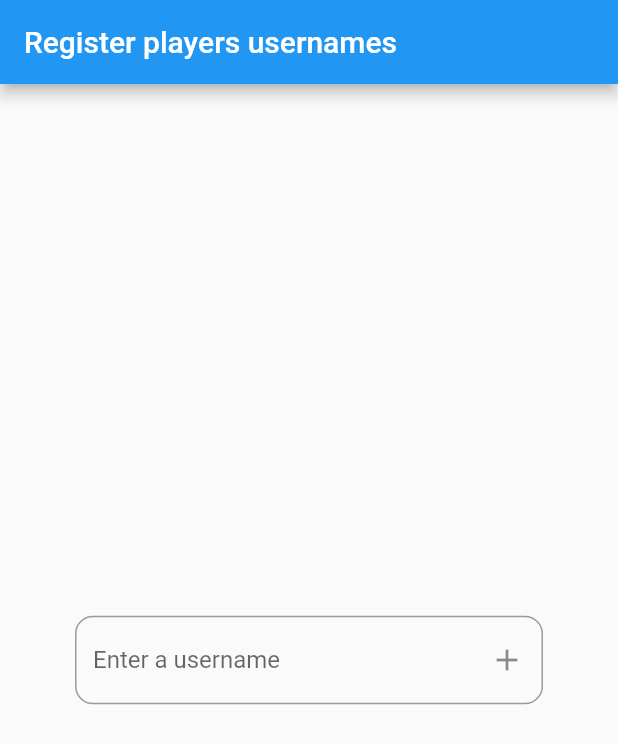
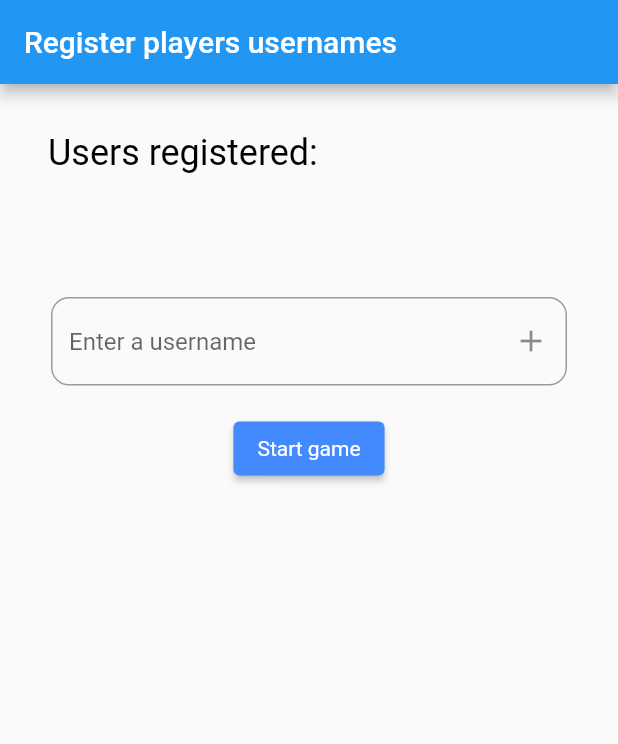
Before and after one commit to EngMahmoudMagdy/dart_score_sheet, a Flutter app: the screen it shows after launch, on a phone screen of 412 x 824 dp. Shown: the top 744 px of the screen. Run offline on Flutter 3.47's test engine with Material 2 defaults, Android fonts, the phone set to English and light mode, and no system bars; our stand-ins replace bloc, flutter_bloc.

Commit message:
scoreBoard.dart added

```diff
--- a/lib/cubit/player_state.dart
+++ b/lib/cubit/player_state.dart
@@ -6,9 +6,13 @@ abstract class PlayerState {}
 class PlayerInitial extends PlayerState {}
 class PlayerLoading extends PlayerState {}
 
-class PlayerSuccess extends PlayerState {
-  final List<Player> players;
-  PlayerSuccess(this.players);
+class PlayerAddedSuccess extends PlayerState {
+  final Player player;
+  PlayerAddedSuccess(this.player);
+}
+class PlayerRemovedSuccess extends PlayerState {
+  final Player player;
+  PlayerRemovedSuccess(this.player);
 }
 
 class PlayerError extends PlayerState {
--- a/lib/data/repos/playerRepo.dart
+++ b/lib/data/repos/playerRepo.dart
@@ -2,7 +2,9 @@ import 'package:dart_scoresheet/data/player.dart';
 
 abstract class PlayerRepo {
   /// Throws [UserNameFoundException],[PlayerNotFoundException].
-  List<Player> registerPlayer(String username);
+  Player registerPlayer(String username);
+
+  Player removePlayer(String username);
 
   Player fetchPlayer(String username);
 }
@@ -10,15 +12,19 @@ abstract class PlayerRepo {
 class PlayerRepoImpl implements PlayerRepo {
   List<Player> storedPlayerList = [];
 
+  static const _maxPlayers = 4;
+
   @override
-  List<Player> registerPlayer(String username) {
+  Player registerPlayer(String username) {
+    if (storedPlayerList.length == _maxPlayers) throw ReachedLimitException();
     for (final p in storedPlayerList) {
       if (p.username == username) {
         throw UserNameFoundException();
       }
     }
-    storedPlayerList.add(Player(username: username));
-    return storedPlayerList;
+    final p = Player(username: username);
+    storedPlayerList.add(p);
+    return p;
   }
 
   @override
@@ -30,7 +36,23 @@ class PlayerRepoImpl implements PlayerRepo {
     }
     throw PlayerNotFoundException();
   }
+
+  @override
+  Player removePlayer(String username) {
+    Player? removedPlayer;
+    for (final p in storedPlayerList) {
+      if (p.username == username) {
+        removedPlayer = p;
+        break;
+      }
+    }
+    if (removedPlayer == null) throw PlayerNotFoundException();
+    storedPlayerList.remove(removedPlayer);
+    return removedPlayer;
+  }
 }
+
+class ReachedLimitException implements Exception {}
 
 class UserNameFoundException implements Exception {}
 
--- a/lib/pages/registerPlayersPage.dart
+++ b/lib/pages/registerPlayersPage.dart
@@ -1,5 +1,6 @@
 import 'package:dart_scoresheet/cubit/player_cubit.dart';
 import 'package:dart_scoresheet/data/player.dart';
+import 'package:dart_scoresheet/pages/scoreBoard.dart';
 import 'package:flutter/material.dart';
 import 'package:flutter_bloc/flutter_bloc.dart';
 
@@ -11,57 +12,21 @@ class RegisterPlayersPage extends StatefulWidget {
 }
 
 class _RegisterPlayersPageState extends State<RegisterPlayersPage> {
+  final List<Player> _players = [];
+
   @override
   Widget build(BuildContext context) {
     return Scaffold(
         appBar: AppBar(
           title: const Text("Register players usernames"),
         ),
-      body: Container(
-        padding: const EdgeInsets.symmetric(vertical: 16),
-        alignment: Alignment.center,
-        child: BlocConsumer<PlayerCubit, PlayerState>(
-          listener: (context, state) {
-            if (state is PlayerError) {
-              ScaffoldMessenger.of(context)
-                  .showSnackBar(SnackBar(content: Text(state.error)));
-            }
-          },
-          builder: (context, state) {
-            if (state is PlayerInitial) {
-              return buildInitialInput();
-            } else if (state is PlayerLoading) {
-              return buildLoading();
-            } else if (state is PlayerSuccess) {
-              return buildRowWithData(state.players);
-            } else {
-              return buildInitialInput();
-            }
-          },
-        ),
-      ),
-    );
-  }
-
-  Widget buildLoading() {
-    return const Center(
-      child: CircularProgressIndicator(),
-    );
-  }
-
-  Widget buildInitialInput() {
-    return Center(
-      child: CityInputField(),
-    );
-  }
-
-  Widget buildRowWithData(List<Player> players) {
-    return Column(
-      children: [
+        body: SingleChildScrollView(
+          child: Column(children: [
             const Align(
                 alignment: Alignment.centerLeft,
                 child: Padding(
-              padding: EdgeInsets.only(left: 32.0, right: 32.0),
+                  padding:
+                      EdgeInsets.symmetric(vertical: 32.0, horizontal: 32.0),
                   child: Text(
                     "Users registered:",
                     style: TextStyle(fontSize: 24, color: Colors.black),
@@ -71,52 +36,129 @@ class _RegisterPlayersPageState extends State<RegisterPlayersPage> {
             const SizedBox(
               height: 32.0,
             ),
-        Align(
+            BlocConsumer<PlayerCubit, PlayerState>(
+              listener: (context, state) {
+                if (state is PlayerError) {
+                  showSnackBar(state.error, isError: true);
+                } else if (state is PlayerRemovedSuccess) {
+                  _players.remove(state.player);
+                  showSnackBar("Player removed successfully");
+                } else if (state is PlayerAddedSuccess) {
+                  _players.add(state.player);
+                  showSnackBar("Player Added successfully");
+                }
+              },
+              builder: (context, state) {
+                if (state is PlayerLoading) {
+                  return buildLoading();
+                } else {
+                  return buildRowWithData();
+                }
+              },
+            ),
+            const SizedBox(
+              height: 18,
+            ),
+            CityInputField(),
+            const SizedBox(
+              height: 18,
+            ),
+            buildStartButton()
+          ]),
+        ));
+  }
+
+  Widget buildLoading() {
+    return const Center(
+      child: CircularProgressIndicator(),
+    );
+  }
+
+  Widget buildRowWithData() {
+    return Align(
       alignment: Alignment.centerLeft,
       child: Column(
-            children: players
+        children: _players
             .map(
-                  (e) => Padding(
+              (p) => Padding(
                 padding: const EdgeInsets.only(left: 32.0, right: 32.0),
-                    child: SizedBox(
-                      width: MediaQuery.of(context).size.width,
-                      child: Column(
-                        crossAxisAlignment: CrossAxisAlignment.start,
+                child: Row(
                   children: [
-                          Text(
-                            '*  ${e.username}',
-                            style: const TextStyle(
-                                fontSize: 24, color: Colors.black),
+                    Expanded(
+                      flex: 6,
+                      child: Text(
+                        '*  ${p.username}',
+                        style:
+                            const TextStyle(fontSize: 24, color: Colors.black),
                         textAlign: TextAlign.start,
+                      ),
                     ),
                     const SizedBox(
                       height: 8.0,
                     ),
+                    Expanded(
+                      flex: 1,
+                      child: IconButton(
+                          onPressed: () => context
+                              .read<PlayerCubit>()
+                              .removePlayer(p.username),
+                          icon: const Icon(Icons.close)),
+                    )
                   ],
-                      ),
                 ),
               ),
             )
             .toList(),
       ),
-        ),
-        const SizedBox(
-          height: 18,
-        ),
-        CityInputField(),
-      ],
     );
+  }
+
+  @override
+  void initState() {
+    super.initState();
+    scaffoldState = ScaffoldMessenger.of(context);
+  }
+
+  late ScaffoldMessengerState scaffoldState;
+
+  void showSnackBar(String s, {isError = false}) {
+    scaffoldState.removeCurrentSnackBar();
+    scaffoldState.showSnackBar(SnackBar(
+        backgroundColor: isError ? const Color(0xffad0000) : Colors.black,
+        content: Text(
+          s,
+          style: TextStyle(color: isError ? Colors.amberAccent : Colors.white),
+        )));
+  }
+
+  Widget buildStartButton() {
+    return ElevatedButton(
+      style: ButtonStyle(
+          textStyle:
+              MaterialStateProperty.all(const TextStyle(color: Colors.white)),
+          backgroundColor: MaterialStateProperty.all(Colors.blueAccent)),
+      onPressed: () => navigateToScoreBoard(),
+      child: const Text('Start game'),
+    );
+  }
+
+  navigateToScoreBoard() {
+    Navigator.push(
+        context, MaterialPageRoute(builder: (context) => const ScoreBoard()));
   }
 }
 
 class CityInputField extends StatelessWidget {
+  final _controller = TextEditingController();
+
   @override
   Widget build(BuildContext context) {
     return Padding(
-      padding: const EdgeInsets.symmetric(horizontal: 50),
+      padding: const EdgeInsets.symmetric(horizontal: 34),
       child: TextField(
+        controller: _controller,
         onSubmitted: (value) => submitCityName(context, value),
-        textInputAction: TextInputAction.done,
+        textInputAction: TextInputAction.go,
         decoration: InputDecoration(
           hintText: "Enter a username",
           border: OutlineInputBorder(borderRadius: BorderRadius.circular(12)),
@@ -128,5 +170,6 @@ class CityInputField extends StatelessWidget {
 
   void submitCityName(BuildContext context, String username) {
     context.read<PlayerCubit>().addPlayer(username);
+    _controller.text = '';
   }
 }
```
Also changed, not shown: lib/cubit/player_cubit.dart (+12 -1 lines), lib/pages/scoreBoard.dart (added, +15 -0 lines). Lines whose indentation alone changed are shown as unchanged.
